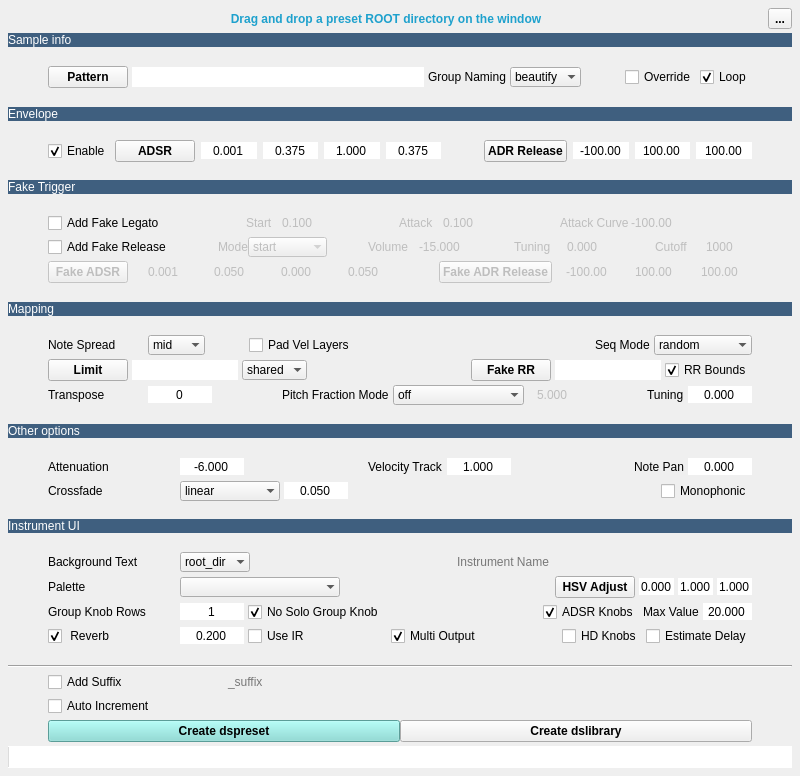
The window that tools/UI/smp_to_ds.ui (robotmitchum/sample_tools) describes before a commit, drawn with Qt 5.
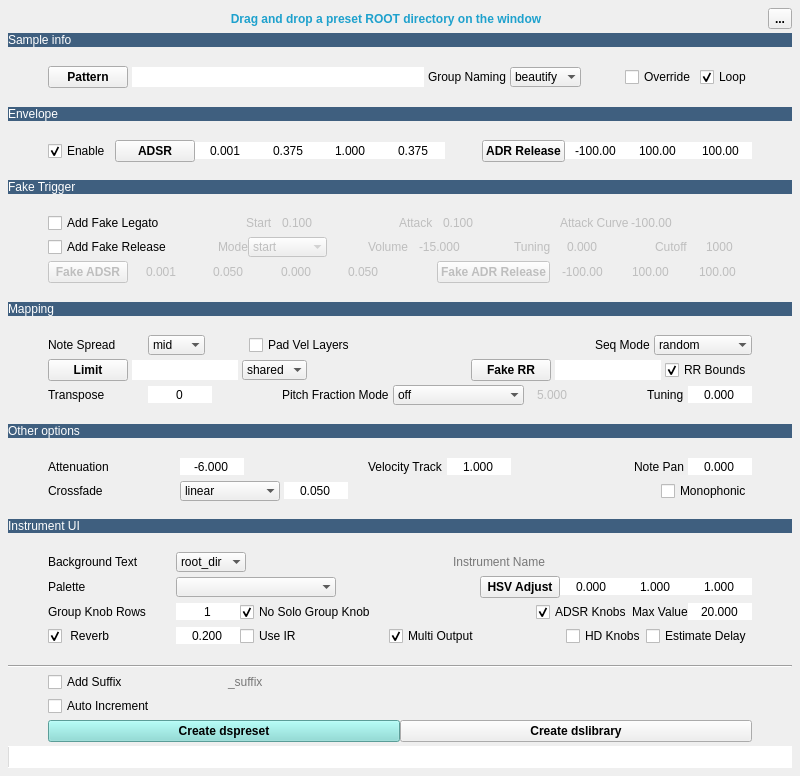
The same window after the commit.

Diff of the .ui file:
```diff
--- a/tools/UI/smp_to_ds.ui
+++ b/tools/UI/smp_to_ds.ui
@@ -425,6 +425,9 @@
          <string notr="true"/>
         </property>
         <layout class="QHBoxLayout" name="horizontalLayout_6">
+         <property name="spacing">
+          <number>0</number>
+         </property>
          <property name="leftMargin">
           <number>0</number>
          </property>
@@ -1382,7 +1385,7 @@
       </property>
       <layout class="QHBoxLayout" name="horizontalLayout_3">
        <property name="spacing">
-        <number>4</number>
+        <number>0</number>
        </property>
        <property name="leftMargin">
         <number>0</number>
@@ -2906,7 +2909,7 @@
     <item>
      <layout class="QHBoxLayout" name="bg_text_lyt">
       <property name="spacing">
-       <number>4</number>
+       <number>0</number>
       </property>
       <item>
        <spacer name="horizontalSpacer_5">
@@ -3005,7 +3008,7 @@
     <item>
      <layout class="QHBoxLayout" name="palette_lyt">
       <property name="spacing">
-       <number>4</number>
+       <number>0</number>
       </property>
       <item>
        <spacer name="horizontalSpacer_4">
@@ -3089,6 +3092,12 @@
       </item>
       <item>
        <widget class="QDoubleSpinBox" name="hue_dsb">
+        <property name="minimumSize">
+         <size>
+          <width>64</width>
+          <height>0</height>
+         </size>
+        </property>
         <property name="contextMenuPolicy">
          <enum>Qt::NoContextMenu</enum>
         </property>
@@ -3120,6 +3129,12 @@
       </item>
       <item>
        <widget class="QDoubleSpinBox" name="sat_dsb">
+        <property name="minimumSize">
+         <size>
+          <width>64</width>
+          <height>0</height>
+         </size>
+        </property>
         <property name="contextMenuPolicy">
          <enum>Qt::NoContextMenu</enum>
         </property>
@@ -3151,6 +3166,12 @@
       </item>
       <item>
        <widget class="QDoubleSpinBox" name="val_dsb">
+        <property name="minimumSize">
+         <size>
+          <width>64</width>
+          <height>0</height>
+         </size>
+        </property>
         <property name="contextMenuPolicy">
          <enum>Qt::NoContextMenu</enum>
         </property>
@@ -3201,7 +3222,7 @@
     <item>
      <layout class="QHBoxLayout" name="grp_ui_lyt">
       <property name="spacing">
-       <number>4</number>
+       <number>0</number>
       </property>
       <item>
        <spacer name="horizontalSpacer_8">
@@ -3314,6 +3335,12 @@
       </item>
       <item>
        <widget class="QDoubleSpinBox" name="max_adsr_dsb">
+        <property name="minimumSize">
+         <size>
+          <width>64</width>
+          <height>0</height>
+         </size>
+        </property>
         <property name="contextMenuPolicy">
          <enum>Qt::NoContextMenu</enum>
         </property>
@@ -3364,7 +3391,7 @@
     <item>
      <layout class="QHBoxLayout" name="reverb_lyt">
       <property name="spacing">
-       <number>4</number>
+       <number>0</number>
       </property>
       <item>
        <spacer name="spacer_20">
```
